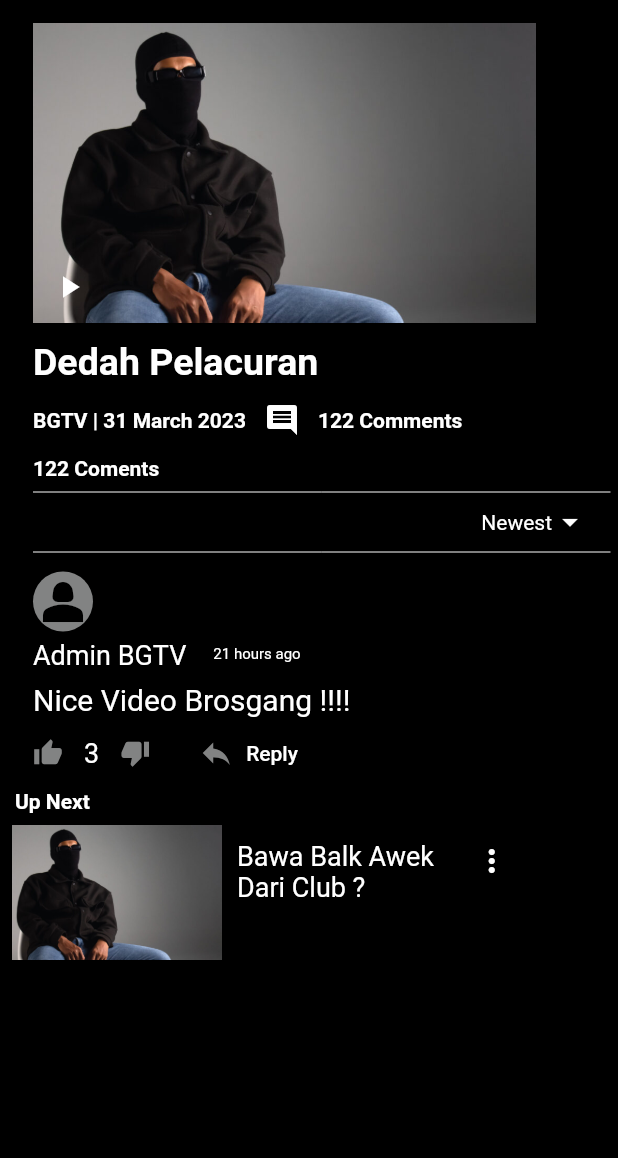
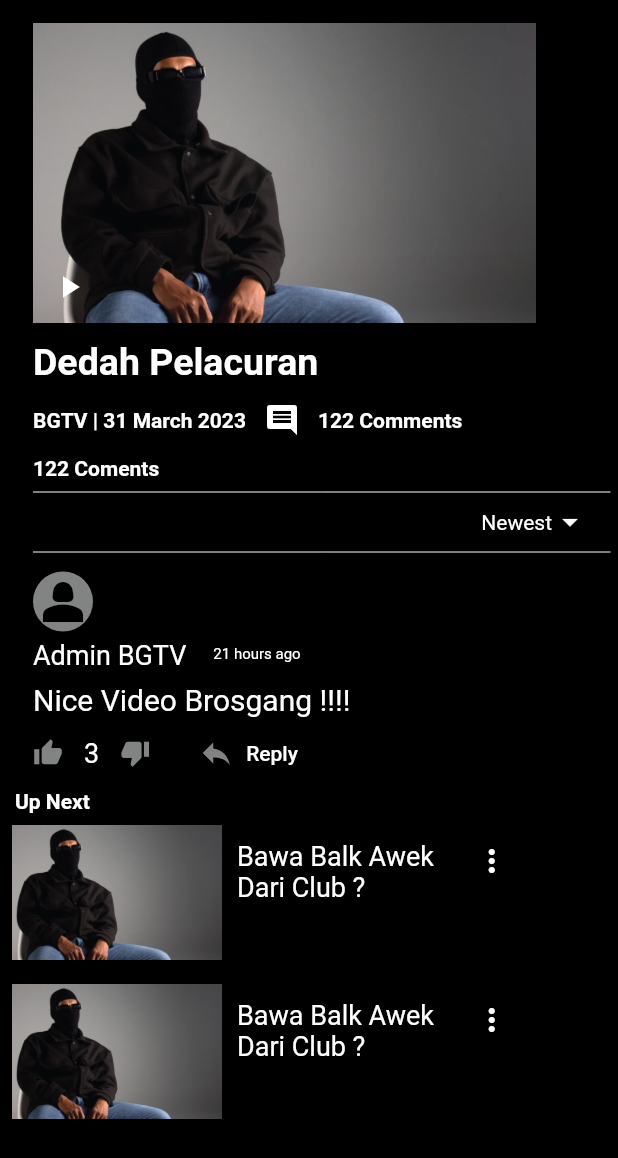
Before and after one commit to arshadmallik47/bgtv_App, a Flutter app: the WatchToVideo screen opened directly, on a phone screen of 412 x 824 dp. Shown: the top 1158 px of the screen. Run offline on Flutter 3.47's test engine with Material 2 defaults, Android fonts, the phone set to English and light mode, and no system bars; our stand-ins replace persistent_bottom_nav_bar.

Commit message:
make video widget

```diff
--- a/lib/ui/pages/explore _page/video_watch_page.dart
+++ b/lib/ui/pages/explore _page/video_watch_page.dart
@@ -1,3 +1,4 @@
+import 'package:bgtv/widgets/watch_vedio.dart';
 import 'package:flutter/material.dart';
 
 class WatchToVideo extends StatelessWidget {
@@ -259,33 +260,35 @@ class WatchToVideo extends StatelessWidget {
                   ),
                 ),
               ),
-              Padding(
-                padding: const EdgeInsets.all(8.0),
-                child: Row(
-                  crossAxisAlignment: CrossAxisAlignment.start,
-                  children: [
-                    Container(
-                      height: 90,
-                      width: 140,
-                      decoration: const BoxDecoration(
-                        color: Colors.amber,
-                        image: DecorationImage(
-                            image: AssetImage('assets/images/image1.jpg'),
-                            fit: BoxFit.cover),
-                      ),
-                    ),
-                    const Padding(
-                      padding: EdgeInsets.all(10.0),
-                      child: Text(
-                        'Bawa Balk Awek \nDari Club ?',
-                        style: TextStyle(color: Colors.white, fontSize: 18),
-                      ),
-                    ),
-                    IconButton(onPressed: (){}, icon: const Icon(Icons.more_vert, color: Colors.white,),
-                    )
-                  ],
-                ),
-              )
+              WatchvideoCategory(),
+              WatchvideoCategory(),
+              // Padding(
+              //   padding: const EdgeInsets.all(8.0),
+              //   child: Row(
+              //     crossAxisAlignment: CrossAxisAlignment.start,
+              //     children: [
+              //       Container(
+              //         height: 90,
+              //         width: 140,
+              //         decoration: const BoxDecoration(
+              //           color: Colors.amber,
+              //           image: DecorationImage(
+              //               image: AssetImage('assets/images/image1.jpg'),
+              //               fit: BoxFit.cover),
+              //         ),
+              //       ),
+              //       const Padding(
+              //         padding: EdgeInsets.all(10.0),
+              //         child: Text(
+              //           'Bawa Balk Awek \nDari Club ?',
+              //           style: TextStyle(color: Colors.white, fontSize: 18),
+              //         ),
+              //       ),
+              //       IconButton(onPressed: (){}, icon: const Icon(Icons.more_vert, color: Colors.white,),
+              //       )
+              //     ],
+              //   ),
+              // )
             ],
           ),
         ),
--- a/lib/widgets/custom_text_field.dart
+++ b/lib/widgets/custom_text_field.dart
@@ -99,8 +99,8 @@ class CustomTextField extends StatelessWidget {
           border: InputBorder.none,
           hintText: hintText,
           // contentPadding: contentPadding ??
-              // Spacing.symmetric(
-              //     horizontal: SizeConfig.size20, vertical: SizeConfig.size20),
+          //     const EdgeInsets.symmetric(
+          //         horizontal:10, vertical: 8),
           hintStyle: hintStyle ??
               Theme.of(context).textTheme.titleMedium!.copyWith(
                     color: hintTextColor,
@@ -110,7 +110,7 @@ class CustomTextField extends StatelessWidget {
               ? Container(
                   width: 10,
                   height: 10,
-                 // margin: Spacing.only(top: 2, bottom: 2, right: 7),
+                 // margin: EdgeInsets.only(top: 2, bottom: 2, right: 7),
                   decoration: BoxDecoration(
                       color: colorScheme.secondary, shape: BoxShape.circle),
                   child: Center(
```
